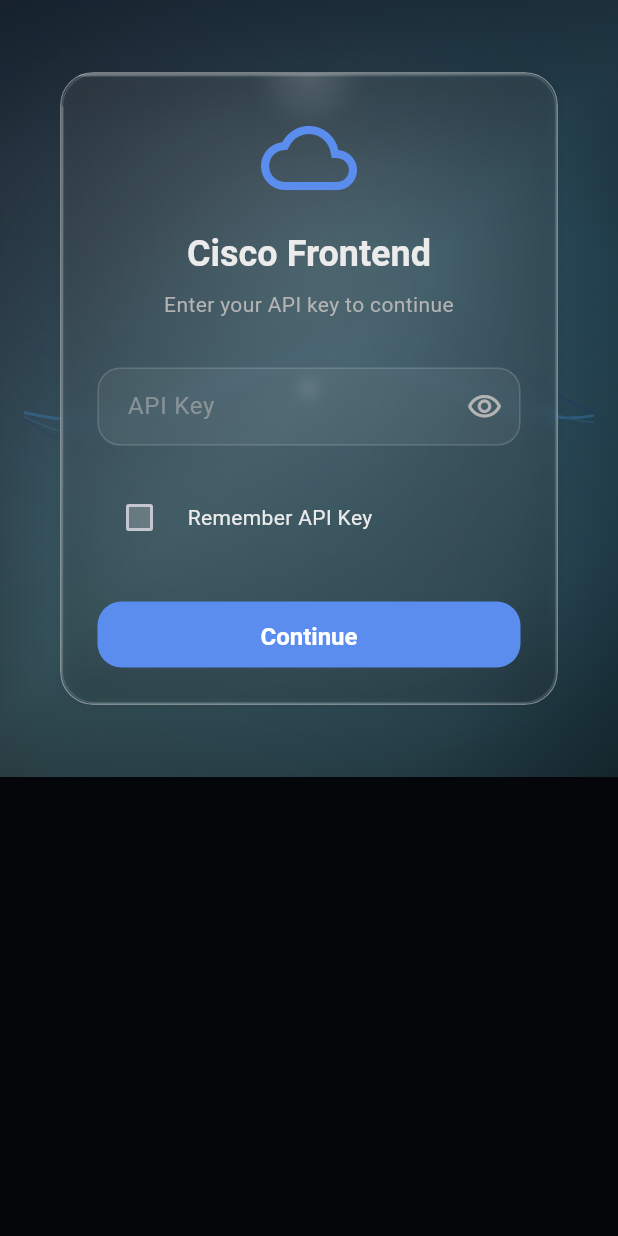
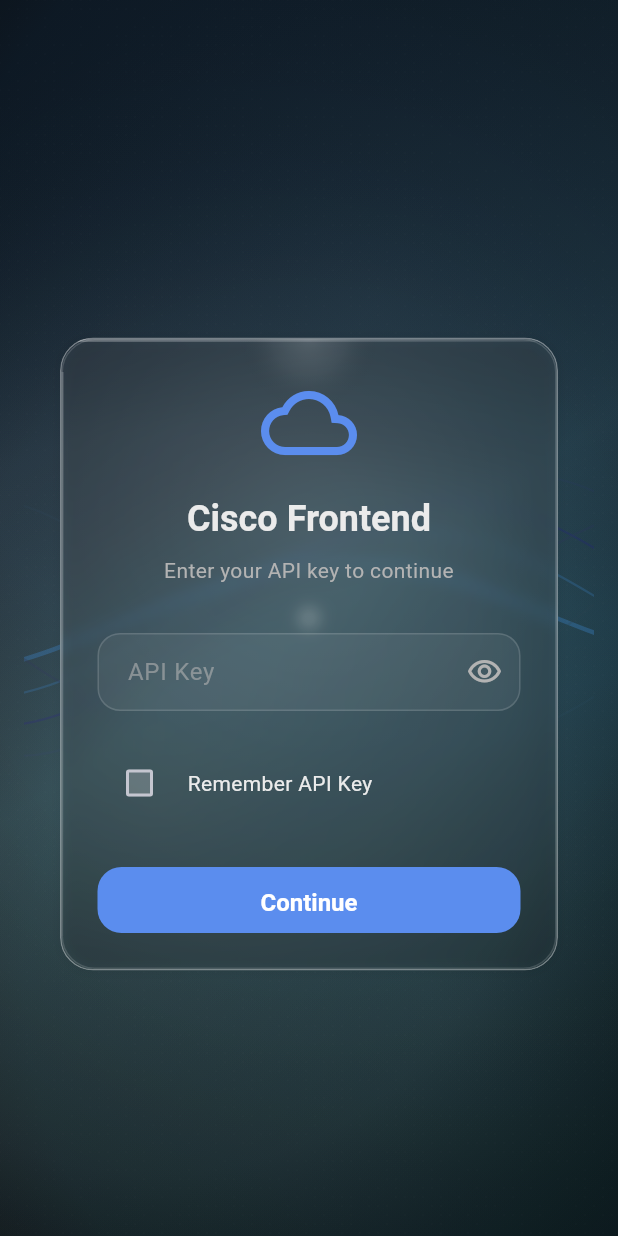
Before and after one commit to ozzuworld/cisco-frontend, a Flutter app: the screen it shows after launch, on a phone screen of 412 x 824 dp. Run offline on Flutter 3.47's test engine with Material 3 defaults, Android fonts, the phone set to English and light mode, and no system bars; our stand-ins replace dio, flutter_secure_storage, lottie; accounts and stored records are empty.

Commit message:
fix: Ensure voip.json animation covers full screen height
Fixed issue where bottom half of the landing page was black by:
- Setting scrollable: false on GlassScaffold
- Wrapping Stack in SizedBox.expand() to fill entire screen
- Adding SingleChildScrollView with full height constraint for overflow protection
- This ensures the voip.json lottie animation fills the entire viewport

```diff
--- a/lib/src/screens/home_screen.dart
+++ b/lib/src/screens/home_screen.dart
@@ -37,8 +37,9 @@ class _HomeScreenState extends State<HomeScreen> {
   Widget build(BuildContext context) {
     return GlassScaffold(
       enableBackground: true,
-      scrollable: true,
-      body: Stack(
+      scrollable: false, // Disable scrolling to allow Stack to fill screen
+      body: SizedBox.expand(
+        child: Stack(
           children: [
             // voip.json lottie animation as background
             Positioned.fill(
@@ -51,8 +52,11 @@ class _HomeScreenState extends State<HomeScreen> {
                 ),
               ),
             ),
-          // Main content
-          Center(
+            // Main content - scrollable for overflow protection
+            SingleChildScrollView(
+              child: SizedBox(
+                height: MediaQuery.of(context).size.height,
+                child: Center(
                   child: Padding(
                     padding: const EdgeInsets.all(24.0),
                     child: ConstrainedBox(
@@ -265,7 +269,10 @@ class _HomeScreenState extends State<HomeScreen> {
                     ),
                   ),
                 ),
+              ),
+            ),
           ],
+        ),
       ),
     );
   }
```
Lines whose indentation alone changed are shown as unchanged.
